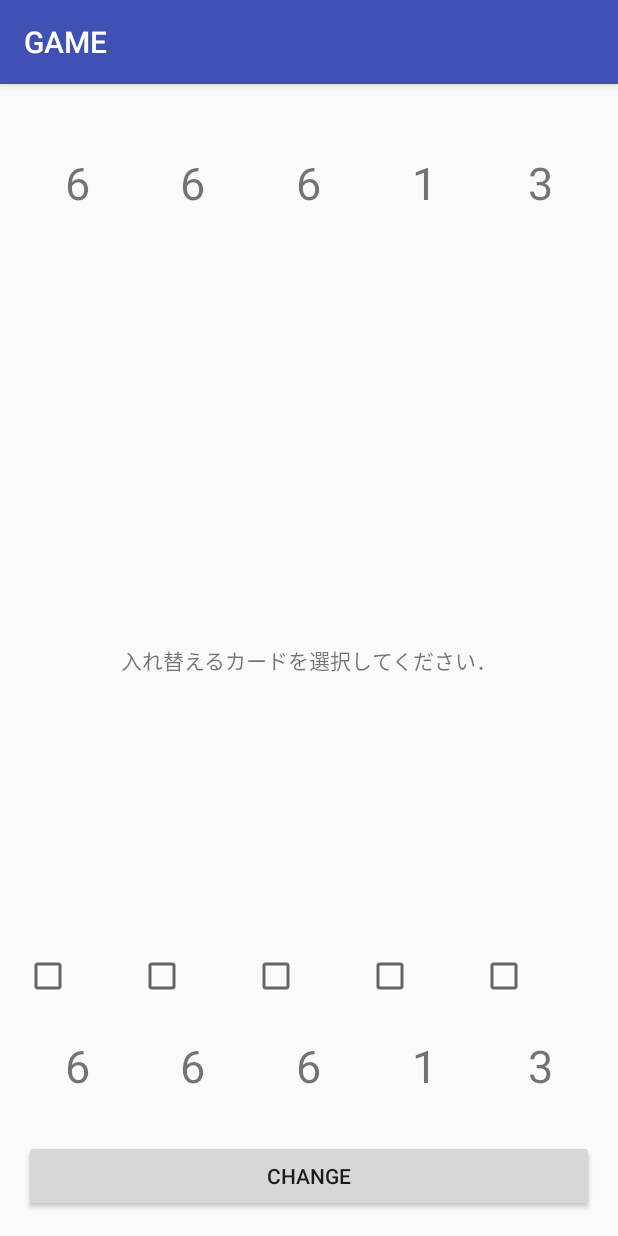
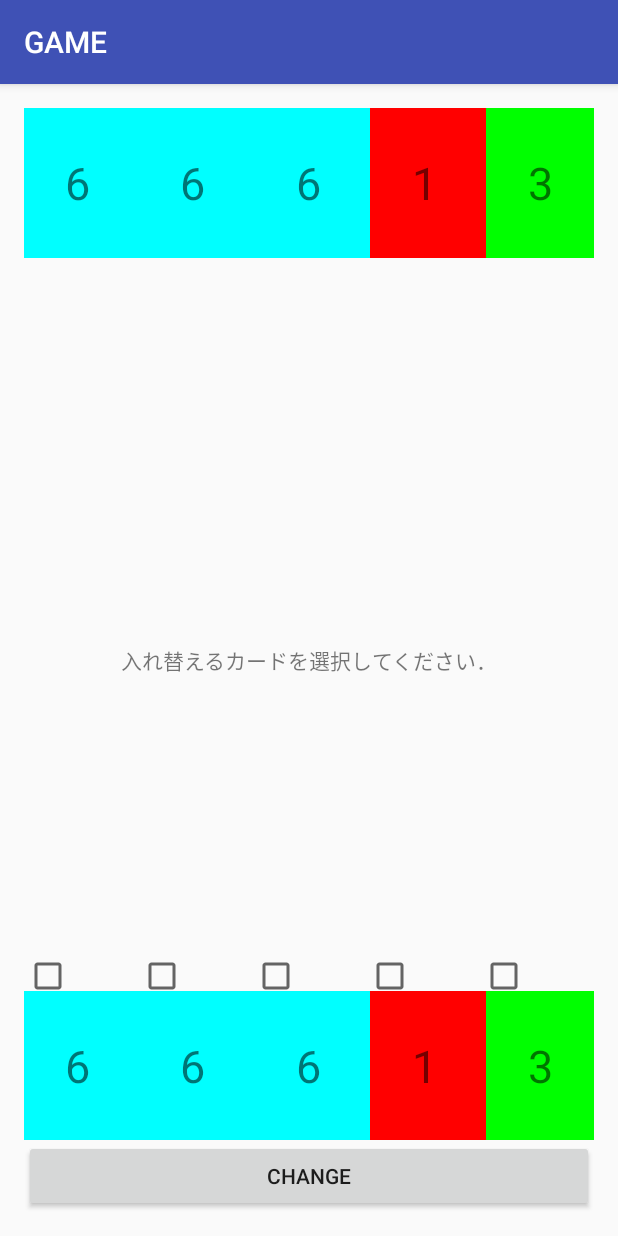
Before and after one commit to hayabusata/ZemiApplication, an Android app: the GameActivity screen opened directly, with no data from a screen before it, after a tap on "START", on a phone screen of 412 x 824 dp. Run offline under Robolectric (Android 15) with nearby library versions, the phone set to English and light mode, and no system bars.

Commit message:
カードの背景に色を付与

```diff
--- a/app/src/main/java/com/example/zemiapplication/GameActivity.java
+++ b/app/src/main/java/com/example/zemiapplication/GameActivity.java
@@ -1,5 +1,6 @@
 package com.example.zemiapplication;
 
+import android.graphics.Color;
 import android.support.v7.app.AppCompatActivity;
 import android.os.Bundle;
 import android.view.View;
@@ -9,6 +10,7 @@ import android.widget.TextView;
 
 import static android.R.attr.button;
 import static android.graphics.Color.RED;
+import static com.example.zemiapplication.Poker.numToColor;
 
 public class GameActivity extends AppCompatActivity implements View.OnClickListener{
     //private MyApp myApp;
@@ -68,17 +70,26 @@ public class GameActivity extends AppCompatActivity implements View.OnClickListe
             yourHand.changeHand(check);
 
             myHand1.setText(String.format("%d", myHand.getHand(1)));
-            //myHand1.setBackgroundColor();
+            myHand1.setBackgroundColor(numToColor(myHand.getHand(1)));
             myHand2.setText(String.format("%d", myHand.getHand(2)));
+            myHand2.setBackgroundColor(numToColor(myHand.getHand(2)));
             myHand3.setText(String.format("%d", myHand.getHand(3)));
+            myHand3.setBackgroundColor(numToColor(myHand.getHand(3)));
             myHand4.setText(String.format("%d", myHand.getHand(4)));
+            myHand4.setBackgroundColor(numToColor(myHand.getHand(4)));
             myHand5.setText(String.format("%d", myHand.getHand(5)));
+            myHand5.setBackgroundColor(numToColor(myHand.getHand(5)));
 
             yourHand1.setText(String.format("%d", yourHand.getHand(1)));
+            yourHand1.setBackgroundColor(numToColor(yourHand.getHand(1)));
             yourHand2.setText(String.format("%d", yourHand.getHand(2)));
+            yourHand2.setBackgroundColor(numToColor(yourHand.getHand(2)));
             yourHand3.setText(String.format("%d", yourHand.getHand(3)));
+            yourHand3.setBackgroundColor(numToColor(yourHand.getHand(3)));
             yourHand4.setText(String.format("%d", yourHand.getHand(4)));
+            yourHand4.setBackgroundColor(numToColor(yourHand.getHand(4)));
             yourHand5.setText(String.format("%d", yourHand.getHand(5)));
+            yourHand5.setBackgroundColor(numToColor(yourHand.getHand(5)));
 
             myResult = myHand.checkPrize();
             yourResult = yourHand.checkPrize();
@@ -101,18 +112,27 @@ public class GameActivity extends AppCompatActivity implements View.OnClickListe
         myHand = new Poker(5);
         yourHand = new Poker(5);
 
-
         myHand1.setText(String.format("%d", myHand.getHand(1)));
+        myHand1.setBackgroundColor(numToColor(myHand.getHand(1)));
         myHand2.setText(String.format("%d", myHand.getHand(2)));
+        myHand2.setBackgroundColor(numToColor(myHand.getHand(2)));
         myHand3.setText(String.format("%d", myHand.getHand(3)));
+        myHand3.setBackgroundColor(numToColor(myHand.getHand(3)));
         myHand4.setText(String.format("%d", myHand.getHand(4)));
+        myHand4.setBackgroundColor(numToColor(myHand.getHand(4)));
         myHand5.setText(String.format("%d", myHand.getHand(5)));
+        myHand5.setBackgroundColor(numToColor(myHand.getHand(5)));
 
         yourHand1.setText(String.format("%d", yourHand.getHand(1)));
+        yourHand1.setBackgroundColor(numToColor(yourHand.getHand(1)));
         yourHand2.setText(String.format("%d", yourHand.getHand(2)));
+        yourHand2.setBackgroundColor(numToColor(yourHand.getHand(2)));
         yourHand3.setText(String.format("%d", yourHand.getHand(3)));
+        yourHand3.setBackgroundColor(numToColor(yourHand.getHand(3)));
         yourHand4.setText(String.format("%d", yourHand.getHand(4)));
+        yourHand4.setBackgroundColor(numToColor(yourHand.getHand(4)));
         yourHand5.setText(String.format("%d", yourHand.getHand(5)));
+        yourHand5.setBackgroundColor(numToColor(yourHand.getHand(5)));
 
         textView.setText("入れ替えるカードを選択してください．");
         button.setText("change");
--- a/app/src/main/java/com/example/zemiapplication/Poker.java
+++ b/app/src/main/java/com/example/zemiapplication/Poker.java
@@ -3,6 +3,8 @@ package com.example.zemiapplication;
 /**
  * Created by syunta on 2017/01/13.
  */
+
+import android.graphics.Color;
 
 import java.util.Random;
 
@@ -158,4 +160,40 @@ public class Poker {
         else if (myResult == yourResult) return "引き分けです";
         return "相手の勝ちです";
     }
+
+    public static int numToColor(int num) {
+        int color = Color.WHITE;
+
+        switch (num) {
+            case 1:
+                color = Color.RED;
+                break;
+            case 2:
+                color = Color.parseColor("#4169E1");
+                break;
+            case 3:
+                color = Color.GREEN;
+                break;
+            case 4:
+                color = Color.YELLOW;
+                break;
+            case 5:
+                color = Color.GRAY;
+                break;
+            case 6:
+                color = Color.CYAN;
+                break;
+            case 7:
+                color = Color.MAGENTA;
+                break;
+            case 8:
+                color = Color.parseColor("#F5DEB3");
+                break;
+            default:
+                color = Color.WHITE;
+                break;
+        }
+
+        return color;
+    }
 }
```
